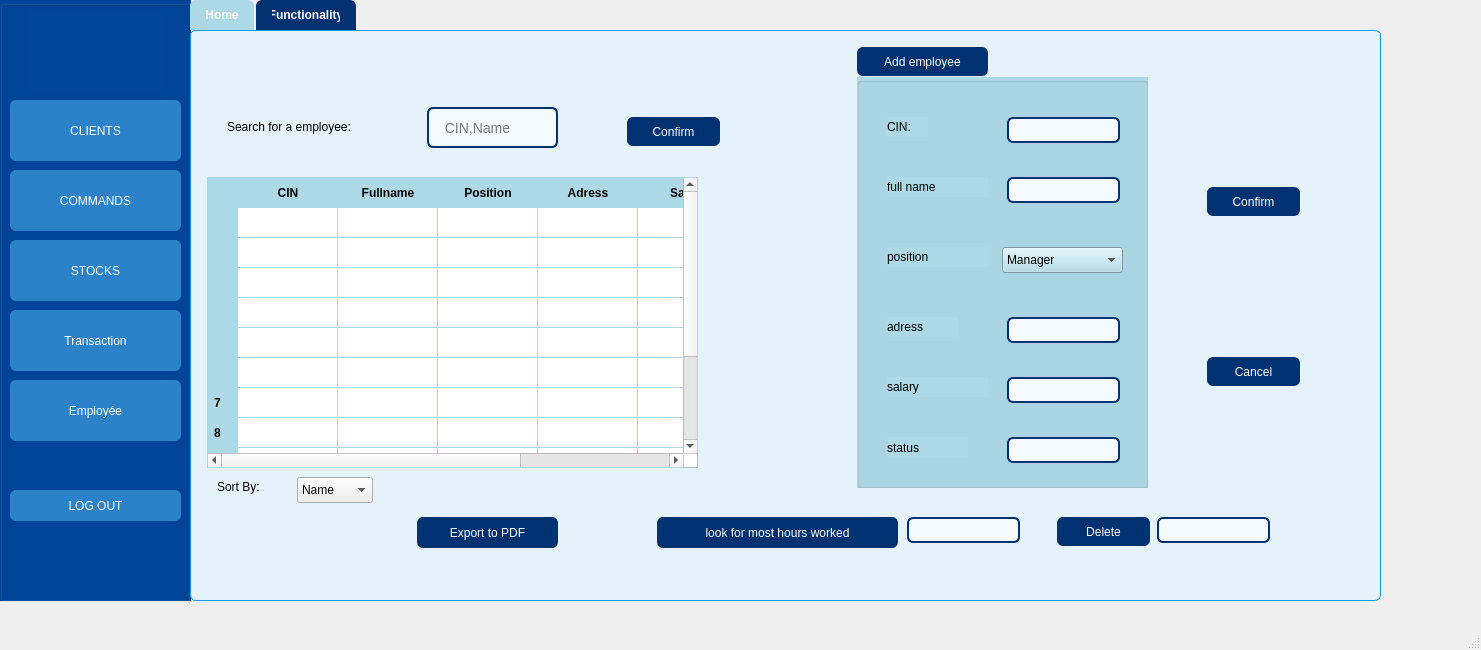
The window that mainwindow.ui (Esprit-UP-Algo/projetpcc-2a26-voltshop) describes before a commit, drawn with Qt 5.
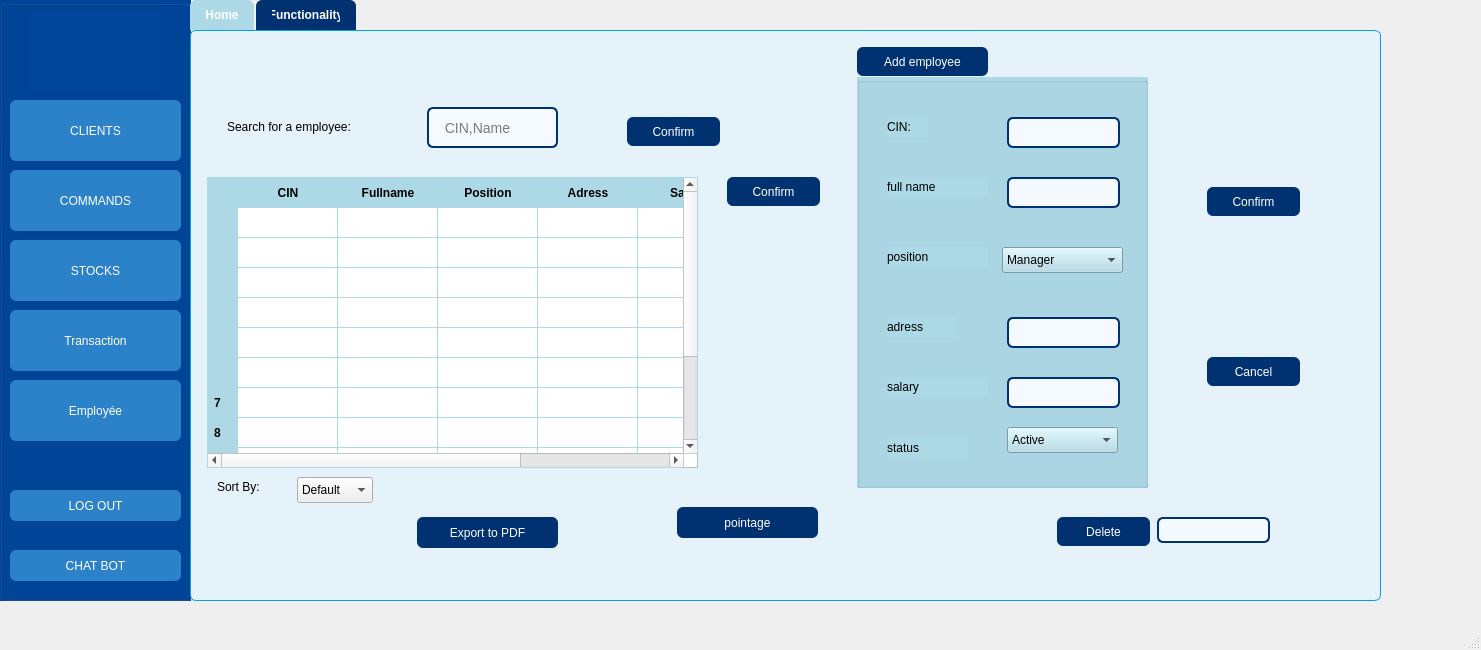
The same window after the commit. The open tabs and pages were chosen to show the change. Icons and pictures are not drawn.

```diff
--- a/mainwindow.ui
+++ b/mainwindow.ui
@@ -335,6 +335,43 @@
       <bool>true</bool>
      </property>
     </widget>
+    <widget class="QPushButton" name="chat_bot">
+     <property name="geometry">
+      <rect>
+       <x>10</x>
+       <y>550</y>
+       <width>171</width>
+       <height>31</height>
+      </rect>
+     </property>
+     <property name="styleSheet">
+      <string notr="true">QPushButton {
+    font: 900 9pt &quot;Swis721 Blk BT&quot;;
+    background-color: #2C82C9;
+    color: white;
+    border-radius: 6px;
+    padding: 6px 12px;
+}
+
+/* Survol */
+QPushButton:hover {
+    background-color: #5AB4F0;
+}
+
+/* Sélectionné (le bouton cliqué reste dans cette couleur) */
+QPushButton:checked {
+    background-color: #004C8C; /* Couleur plus foncée */
+    border: 2px solid white;
+}
+</string>
+     </property>
+     <property name="text">
+      <string>CHAT BOT</string>
+     </property>
+     <property name="checkable">
+      <bool>true</bool>
+     </property>
+    </widget>
    </widget>
    <widget class="QStackedWidget" name="stackedWidget">
     <property name="geometry">
@@ -3792,6 +3829,11 @@
           <height>26</height>
          </rect>
         </property>
+        <item>
+         <property name="text">
+          <string>Default</string>
+         </property>
+        </item>
         <item>
          <property name="text">
           <string>Name</string>
@@ -3994,55 +4036,6 @@
          <bool>true</bool>
         </property>
        </widget>
-       <widget class="QPushButton" name="pushButton_38">
-        <property name="geometry">
-         <rect>
-          <x>460</x>
-          <y>480</y>
-          <width>241</width>
-          <height>31</height>
-         </rect>
-        </property>
-        <property name="styleSheet">
-         <string notr="true">QPushButton {
-	font: 900 9pt &quot;Swis721 Blk BT&quot;;
-    background-color: #003271;
-    color: white;
-    border-radius: 6px;
-    padding: 6px 12px;
-}
-QPushButton:hover { background-color: #004599; }
-QPushButton:pressed { background-color: #002050; }</string>
-        </property>
-        <property name="text">
-         <string>look for most hours worked</string>
-        </property>
-       </widget>
-       <widget class="QLineEdit" name="lineEdit_21">
-        <property name="geometry">
-         <rect>
-          <x>710</x>
-          <y>480</y>
-          <width>113</width>
-          <height>26</height>
-         </rect>
-        </property>
-        <property name="styleSheet">
-         <string notr="true">QLineEdit {
-    background-color: #f4faff;
-    border: 2px solid #003271;
-    border-radius: 6px;
-    padding: 6px 10px;
-    font-size: 14px;
-    color: #000000;
-}
-
-QLineEdit:focus {
-    border: 2px solid #1e6fd9;
-    background-color: #ffffff;
-}</string>
-        </property>
-       </widget>
        <widget class="QPushButton" name="pushButton_41">
         <property name="geometry">
          <rect>
@@ -4238,7 +4231,7 @@
            <x>150</x>
            <y>40</y>
            <width>113</width>
-           <height>26</height>
+           <height>31</height>
           </rect>
          </property>
          <property name="styleSheet">
@@ -4263,7 +4256,7 @@
            <x>150</x>
            <y>240</y>
            <width>113</width>
-           <height>26</height>
+           <height>31</height>
           </rect>
          </property>
          <property name="styleSheet">
@@ -4288,32 +4281,7 @@
            <x>150</x>
            <y>300</y>
            <width>113</width>
-           <height>26</height>
-          </rect>
-         </property>
-         <property name="styleSheet">
-          <string notr="true">QLineEdit {
-    background-color: #f4faff;
-    border: 2px solid #003271;
-    border-radius: 6px;
-    padding: 6px 10px;
-    font-size: 14px;
-    color: #000000;
-}
-
-QLineEdit:focus {
-    border: 2px solid #1e6fd9;
-    background-color: #ffffff;
-}</string>
-         </property>
-        </widget>
-        <widget class="QLineEdit" name="e_status">
-         <property name="geometry">
-          <rect>
-           <x>150</x>
-           <y>360</y>
-           <width>113</width>
-           <height>26</height>
+           <height>31</height>
           </rect>
          </property>
          <property name="styleSheet">
@@ -4338,7 +4306,7 @@
            <x>150</x>
            <y>100</y>
            <width>113</width>
-           <height>26</height>
+           <height>31</height>
           </rect>
          </property>
          <property name="styleSheet">
@@ -4407,6 +4375,41 @@
           </property>
          </item>
         </widget>
+        <widget class="QComboBox" name="e_status">
+         <property name="geometry">
+          <rect>
+           <x>150</x>
+           <y>350</y>
+           <width>111</width>
+           <height>26</height>
+          </rect>
+         </property>
+         <item>
+          <property name="text">
+           <string>Active</string>
+          </property>
+         </item>
+         <item>
+          <property name="text">
+           <string>Inactive</string>
+          </property>
+         </item>
+         <item>
+          <property name="text">
+           <string>On Probation</string>
+          </property>
+         </item>
+         <item>
+          <property name="text">
+           <string>Resigned</string>
+          </property>
+         </item>
+         <item>
+          <property name="text">
+           <string>Terminated</string>
+          </property>
+         </item>
+        </widget>
        </widget>
        <widget class="QLabel" name="label_40">
         <property name="geometry">
@@ -4424,6 +4427,54 @@
          <pixmap>../../sasa-removebg-preview.png</pixmap>
         </property>
        </widget>
+       <widget class="QPushButton" name="pushButton_32">
+        <property name="geometry">
+         <rect>
+          <x>530</x>
+          <y>140</y>
+          <width>93</width>
+          <height>29</height>
+         </rect>
+        </property>
+        <property name="styleSheet">
+         <string notr="true">QPushButton {
+	font: 900 9pt &quot;Swis721 Blk BT&quot;;
+    background-color: #003271;
+    color: white;
+    border-radius: 6px;
+    padding: 6px 12px;
+}
+QPushButton:hover { background-color: #004599; }
+QPushButton:pressed { background-color: #002050; }</string>
+        </property>
+        <property name="text">
+         <string>Confirm</string>
+        </property>
+       </widget>
+       <widget class="QPushButton" name="btnPointage">
+        <property name="geometry">
+         <rect>
+          <x>480</x>
+          <y>470</y>
+          <width>141</width>
+          <height>31</height>
+         </rect>
+        </property>
+        <property name="styleSheet">
+         <string notr="true">QPushButton {
+	font: 900 9pt &quot;Swis721 Blk BT&quot;;
+    background-color: #003271;
+    color: white;
+    border-radius: 6px;
+    padding: 6px 12px;
+}
+QPushButton:hover { background-color: #004599; }
+QPushButton:pressed { background-color: #002050; }</string>
+        </property>
+        <property name="text">
+         <string>pointage</string>
+        </property>
+       </widget>
       </widget>
       <widget class="QWidget" name="tab_9">
        <attribute name="title">
```
Left out of the diff: 182 changed lines with no effect on the pictures.
